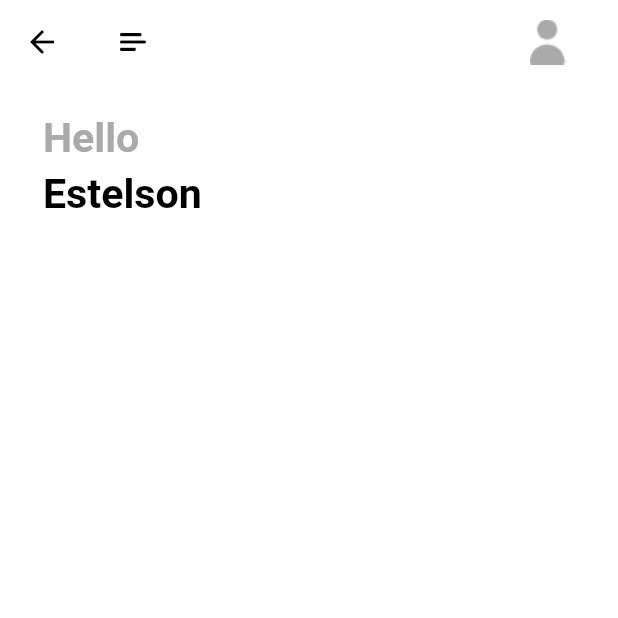
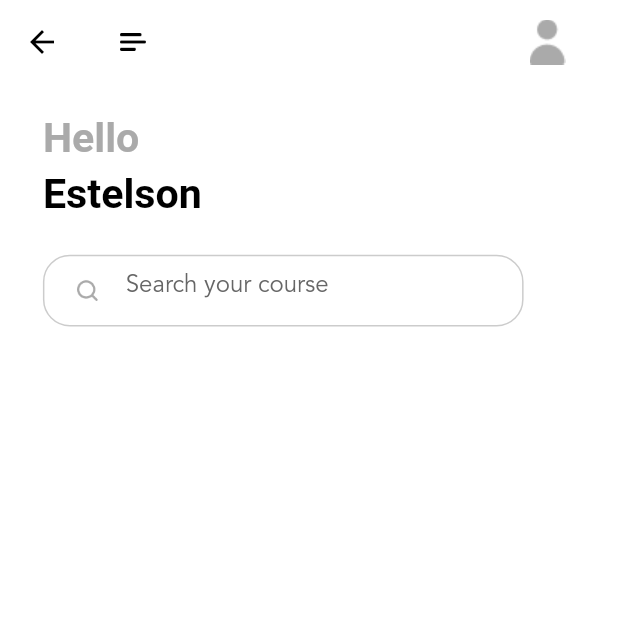
Before and after one commit to estelson/ulearning_app, a Flutter app: the HomePage screen opened directly, on a phone screen of 412 x 824 dp, the top half of it. Run offline on Flutter 3.47's test engine with Material 2 defaults, Android fonts, the phone set to English and light mode, and no system bars; our stand-ins replace cloud_firestore, dots_indicator, firebase_auth, firebase_core, flutter_bloc, flutter_screenutil and 2 more; accounts and stored records are empty; generated files the repository leaves out were written again.

Commit message:
Seção 13: Home page and search field - part 6

```diff
--- a/lib/pages/home/home_page.dart
+++ b/lib/pages/home/home_page.dart
@@ -33,6 +33,8 @@ class _HomePageState extends State<HomePage> {
               fontSize: 24.sp,
               fontWeight: FontWeight.bold,
             ),
+            SizedBox(height: 20.h),
+            searchView(),
           ],
         ),
       ),
--- a/lib/pages/home/widgets/home_page_widgets.dart
+++ b/lib/pages/home/widgets/home_page_widgets.dart
@@ -35,7 +35,9 @@ AppBar buildAppBar() {
   );
 }
 
-Widget homePageText({required String text, Color color = AppColors.primaryText, double top = 20, double? fontSize, FontWeight fontWeight = FontWeight.normal}) {
+///Reusable text widget
+Widget homePageText(
+    {required String text, Color color = AppColors.primaryText, double top = 20, double? fontSize, FontWeight fontWeight = FontWeight.normal}) {
   return Container(
     margin: EdgeInsets.only(top: top),
     child: Text(
@@ -48,3 +50,67 @@ Widget homePageText({required String text, Color color = AppColors.primaryText,
     ),
   );
 }
+
+/// Reusable search bar
+Widget searchView() {
+  return Row(
+    children: [
+      Container(
+        width: 280.w,
+        height: 40.h,
+        decoration: BoxDecoration(
+          color: AppColors.primaryBackground,
+          borderRadius: BorderRadius.circular(15.h),
+          border: Border.all(color: AppColors.primaryFourthElementText),
+        ),
+        child: Row(
+          children: [
+            Container(
+              margin: EdgeInsets.only(left: 17.w),
+              width: 16.w,
+              height: 16.w,
+              child: Image.asset("assets/icons/search.png"),
+            ),
+
+            Container(
+              width: 240.w,
+              height: 40.h,
+              child: TextField(
+                keyboardType: TextInputType.multiline,
+                decoration: const InputDecoration(
+                  hintText: " Search your course",
+                  enabledBorder: OutlineInputBorder(
+                    borderSide: BorderSide(
+                      color: Colors.transparent,
+                    ),
+                  ),
+                  disabledBorder: OutlineInputBorder(
+                    borderSide: BorderSide(
+                      color: Colors.transparent,
+                    ),
+                  ),
+                  focusedBorder: OutlineInputBorder(
+                    borderSide: BorderSide(
+                      color: Colors.transparent,
+                    ),
+                  ),
+                  hintStyle: TextStyle(
+                    color: AppColors.primarySecondaryElementText,
+                  ),
+                ),
+                style: TextStyle(
+                  color: AppColors.primaryText,
+                  fontFamily: "Avenir",
+                  fontWeight: FontWeight.normal,
+                  fontSize: 14.sp,
+                ),
+                autocorrect: false,
+                obscureText: false,
+              ),
+            )
+          ],
+        ),
+      ),
+    ],
+  );
+}
--- a/lib/pages/sign_in/widgets/sign_in_widget.dart
+++ b/lib/pages/sign_in/widgets/sign_in_widget.dart
@@ -83,7 +83,7 @@ Widget buildTextField(String hintText, String textType, String iconName, void Fu
           height: 16.w,
           child: Image.asset("assets/icons/$iconName.png"),
         ),
-        Container(
+        SizedBox(
           width: 270.w,
           height: 50.h,
           child: TextField(
```
